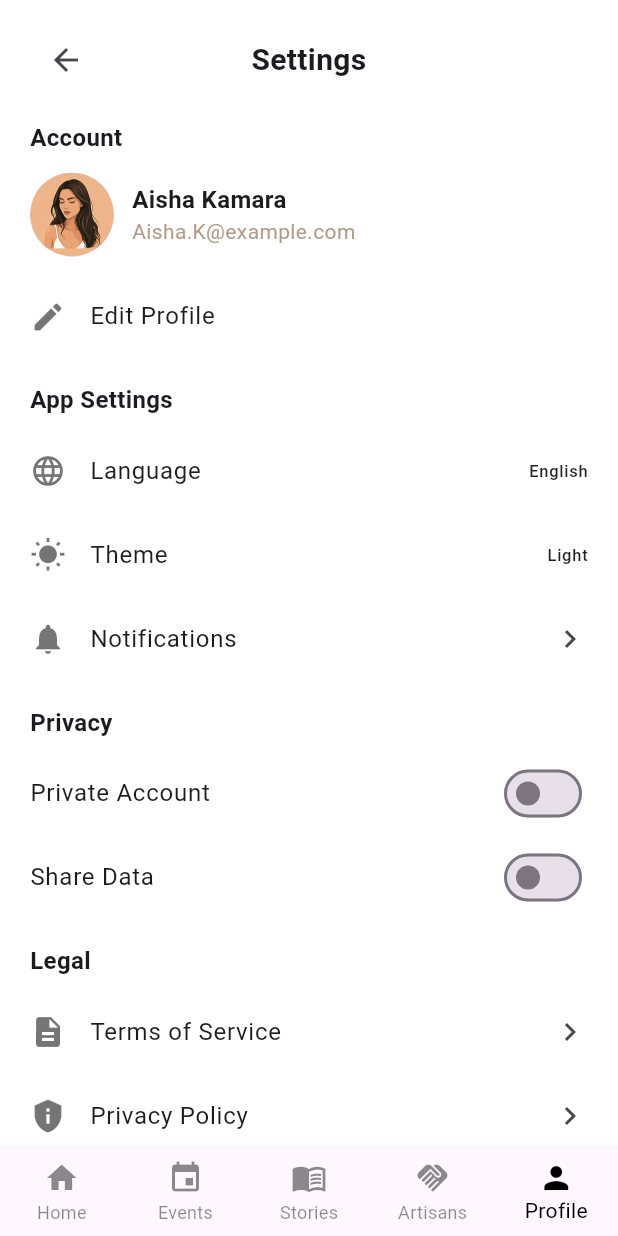
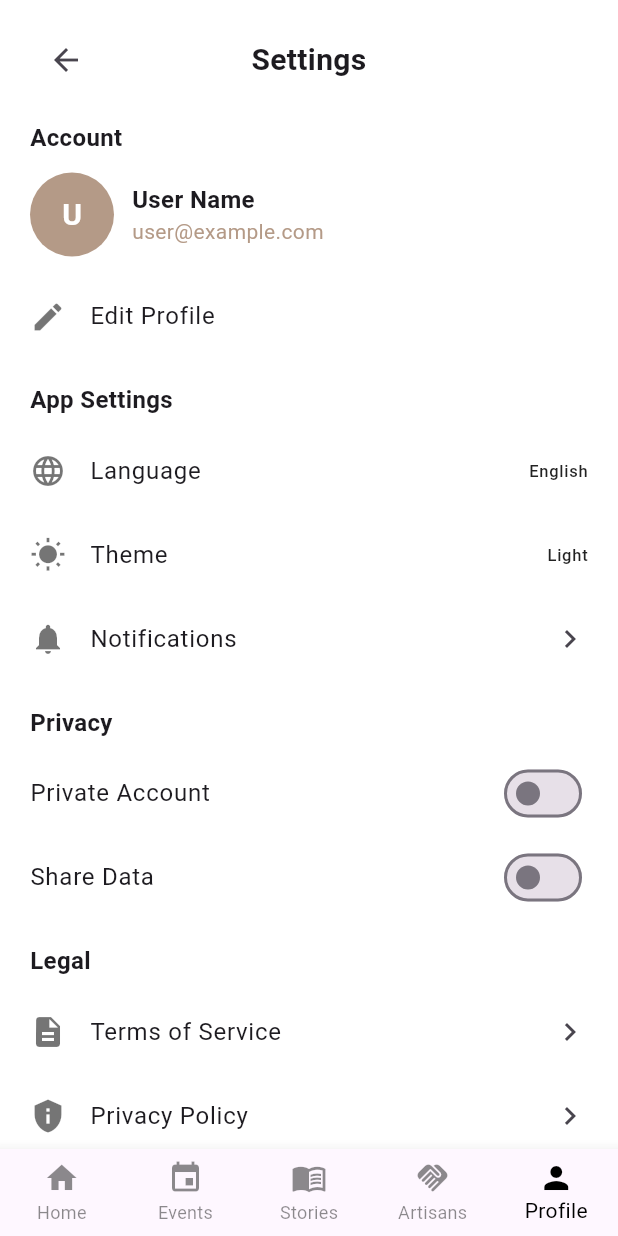
Before and after one commit to Lisky-pixel/culture_quest_v1, a Flutter app: the ProfileScreen screen opened by its route, on a phone screen of 412 x 824 dp. Run offline on Flutter 3.47's test engine with Material 3 defaults, Android fonts, the light colour scheme and no system bars; our stand-ins replace geolocator, google_maps_flutter, shared_preferences; accounts and stored records are empty.

Commit message:
feat: enhance login and profile functionality with user data loading and logout feature

```diff
--- a/App/lib/screens/login_screen.dart
+++ b/App/lib/screens/login_screen.dart
@@ -49,7 +49,9 @@ class _LoginScreenState extends State<LoginScreen> {
 
       if (result['success']) {
         _showSnackBar('Login successful!');
-        Navigator.pushReplacementNamed(context, '/home');
+        if (mounted) {
+          Navigator.pushReplacementNamed(context, '/home');
+        }
       } else {
         _showSnackBar(result['message'], isError: true);
       }
--- a/App/lib/screens/profile_screen.dart
+++ b/App/lib/screens/profile_screen.dart
@@ -1,4 +1,5 @@
 import 'package:flutter/material.dart';
+import '../services/api_service.dart';
 
 class ProfileScreen extends StatefulWidget {
   const ProfileScreen({Key? key}) : super(key: key);
@@ -9,6 +10,8 @@ class ProfileScreen extends StatefulWidget {
 
 class _ProfileScreenState extends State<ProfileScreen> {
   int _selectedIndex = 4;
+  Map<String, dynamic>? _userData;
+  bool _isLoading = true;
 
   void _onItemTapped(int index) {
     switch (index) {
@@ -35,6 +38,70 @@ class _ProfileScreenState extends State<ProfileScreen> {
 
   bool _privateAccount = false;
   bool _shareData = false;
+
+  @override
+  void initState() {
+    super.initState();
+    _loadUserData();
+  }
+
+  Future<void> _loadUserData() async {
+    try {
+      final userData = await ApiService.getUserData();
+      print('User Data: $userData');
+      setState(() {
+        _userData = userData;
+        _isLoading = false;
+      });
+    } catch (e) {
+      setState(() {
+        _isLoading = false;
+      });
+    }
+  }
+
+  String _getInitials(String name) {
+    List<String> names = name.split(' ');
+    String initials = '';
+    for (int i = 0; i < names.length && i < 2; i++) {
+      if (names[i].isNotEmpty) {
+        initials += names[i][0].toUpperCase();
+      }
+    }
+    return initials.isEmpty ? 'U' : initials;
+  }
+
+  Future<void> _handleLogout() async {
+    showDialog(
+      context: context,
+      builder: (BuildContext context) {
+        return AlertDialog(
+          title: const Text('Logout'),
+          content: const Text('Are you sure you want to logout?'),
+          actions: [
+            TextButton(
+              onPressed: () => Navigator.of(context).pop(),
+              child: const Text('Cancel'),
+            ),
+            TextButton(
+              onPressed: () async {
+                Navigator.of(context).pop();
+                await ApiService.logout();
+                if (mounted) {
+                  Navigator.pushNamedAndRemoveUntil(
+                    context,
+                    '/login',
+                    (route) => false,
+                  );
+                }
+              },
+              child: const Text('Logout', style: TextStyle(color: Colors.red)),
+            ),
+          ],
+        );
+      },
+    );
+  }
 
   @override
   Widget build(BuildContext context) {
@@ -72,23 +139,59 @@ class _ProfileScreenState extends State<ProfileScreen> {
                     style:
                         TextStyle(fontWeight: FontWeight.bold, fontSize: 16)),
                 const SizedBox(height: 12),
-                const Row(
+                _isLoading
+                    ? const Center(
+                        child: CircularProgressIndicator(),
+                      )
+                    : Row(
                         children: [
                           CircleAvatar(
                             radius: 28,
-                      backgroundImage: AssetImage(
-                          'assets/images/profile_avatar.png'), // TODO: Replace with actual image
+                            backgroundColor: const Color(0xFFB49A87),
+                            child: _userData?['profileImage'] != null
+                                ? ClipOval(
+                                    child: Image.network(
+                                      _userData!['profileImage'],
+                                      width: 56,
+                                      height: 56,
+                                      fit: BoxFit.cover,
+                                      errorBuilder:
+                                          (context, error, stackTrace) {
+                                        return Text(
+                                          _getInitials(
+                                              _userData?['name'] ?? 'User'),
+                                          style: const TextStyle(
+                                            color: Colors.white,
+                                            fontSize: 20,
+                                            fontWeight: FontWeight.bold,
                                           ),
-                    SizedBox(width: 12),
+                                        );
+                                      },
+                                    ),
+                                  )
+                                : Text(
+                                    _getInitials(_userData?['name'] ?? 'User'),
+                                    style: const TextStyle(
+                                      color: Colors.white,
+                                      fontSize: 20,
+                                      fontWeight: FontWeight.bold,
+                                    ),
+                                  ),
+                          ),
+                          const SizedBox(width: 12),
                           Column(
                             crossAxisAlignment: CrossAxisAlignment.start,
                             children: [
-                        Text('Aisha Kamara',
-                            style: TextStyle(
-                                fontWeight: FontWeight.bold, fontSize: 16)),
-                        Text('Aisha.K@example.com',
-                            style: TextStyle(
-                                color: Color(0xFFB49A87), fontSize: 14)),
+                              Text(
+                                _userData?['name'] ?? 'User Name',
+                                style: const TextStyle(
+                                    fontWeight: FontWeight.bold, fontSize: 16),
+                              ),
+                              Text(
+                                _userData?['email'] ?? 'user@example.com',
+                                style: const TextStyle(
+                                    color: Color(0xFFB49A87), fontSize: 14),
+                              ),
                             ],
                           ),
                         ],
@@ -173,6 +276,18 @@ class _ProfileScreenState extends State<ProfileScreen> {
                   trailing: const Icon(Icons.chevron_right),
                   onTap: () {},
                 ),
+                const SizedBox(height: 16),
+                const Text('Account Actions',
+                    style:
+                        TextStyle(fontWeight: FontWeight.bold, fontSize: 16)),
+                const SizedBox(height: 8),
+                ListTile(
+                  contentPadding: EdgeInsets.zero,
+                  leading: const Icon(Icons.logout, color: Colors.red),
+                  title:
+                      const Text('Logout', style: TextStyle(color: Colors.red)),
+                  onTap: _handleLogout,
+                ),
                 const SizedBox(height: 24),
               ],
             ),
--- a/App/lib/services/api_service.dart
+++ b/App/lib/services/api_service.dart
@@ -28,9 +28,9 @@ class ApiService {
 
       if (response.statusCode == 201) {
         // Save token to SharedPreferences
-        if (responseData['token'] != null) {
+        if (responseData['access_token'] != null) {
           final prefs = await SharedPreferences.getInstance();
-          await prefs.setString('auth_token', responseData['token']);
+          await prefs.setString('auth_token', responseData['access_token']);
           await prefs.setString('user_data', jsonEncode(responseData['user']));
         }
         return {
@@ -107,6 +107,16 @@ class ApiService {
   static Future<bool> isLoggedIn() async {
     final token = await getAuthToken();
     return token != null && token.isNotEmpty;
+  }
+
+  // Get stored user data
+  static Future<Map<String, dynamic>?> getUserData() async {
+    final prefs = await SharedPreferences.getInstance();
+    final userDataString = prefs.getString('user_data');
+    if (userDataString != null) {
+      return jsonDecode(userDataString);
+    }
+    return null;
   }
 
   // Logout user
@@ -191,7 +201,8 @@ class ApiService {
   }
 
   // Fetch events by date range
-  static Future<List<Event>> fetchEventsByDateRange(DateTime fromDate, DateTime toDate) async {
+  static Future<List<Event>> fetchEventsByDateRange(
+      DateTime fromDate, DateTime toDate) async {
     try {
       final response = await http.post(
         Uri.parse('$baseUrl/events/date-range'),
@@ -215,10 +226,13 @@ class ApiService {
   }
 
   // Fetch nearby events
-  static Future<List<Event>> fetchNearbyEvents(double latitude, double longitude, {double radius = 10.0}) async {
+  static Future<List<Event>> fetchNearbyEvents(
+      double latitude, double longitude,
+      {double radius = 10.0}) async {
     try {
       final response = await http.get(
-        Uri.parse('$baseUrl/events/search/nearby?lat=$latitude&lng=$longitude&radius=$radius'),
+        Uri.parse(
+            '$baseUrl/events/search/nearby?lat=$latitude&lng=$longitude&radius=$radius'),
         headers: {
           'Content-Type': 'application/json',
         },
```
Lines whose indentation alone changed are shown as unchanged.
